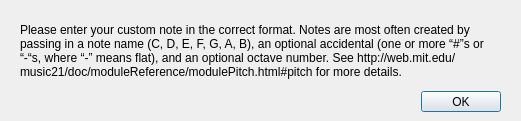
The window that cpp/dialog2.ui (AD98/MIR-ROR) describes before a commit, drawn with Qt 5.
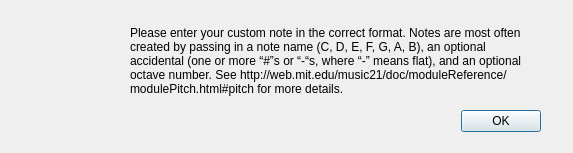
The same window after the commit. Icons and pictures are not drawn.

The edit to the form file:
```diff
--- a/cpp/dialog2.ui
+++ b/cpp/dialog2.ui
@@ -6,8 +6,8 @@
    <rect>
     <x>0</x>
     <y>0</y>
-    <width>521</width>
-    <height>121</height>
+    <width>573</width>
+    <height>153</height>
    </rect>
   </property>
   <property name="windowTitle">
@@ -16,10 +16,10 @@
   <widget class="QLabel" name="label">
    <property name="geometry">
     <rect>
-     <x>20</x>
+     <x>130</x>
      <y>20</y>
-     <width>481</width>
-     <height>61</height>
+     <width>411</width>
+     <height>81</height>
     </rect>
    </property>
    <property name="text">
@@ -35,10 +35,10 @@
   <widget class="QDialogButtonBox" name="buttonBox">
    <property name="geometry">
     <rect>
-     <x>20</x>
-     <y>91</y>
-     <width>481</width>
-     <height>21</height>
+     <x>30</x>
+     <y>101</y>
+     <width>511</width>
+     <height>41</height>
     </rect>
    </property>
    <property name="orientation">
@@ -48,6 +48,22 @@
     <set>QDialogButtonBox::Ok</set>
    </property>
   </widget>
+  <widget class="QLabel" name="label_2">
+   <property name="geometry">
+    <rect>
+     <x>40</x>
+     <y>30</y>
+     <width>71</width>
+     <height>61</height>
+    </rect>
+   </property>
+   <property name="text">
+    <string/>
+   </property>
+   <property name="pixmap">
+    <pixmap>../img/warning.png</pixmap>
+   </property>
+  </widget>
  </widget>
  <resources/>
  <connections/>
```
